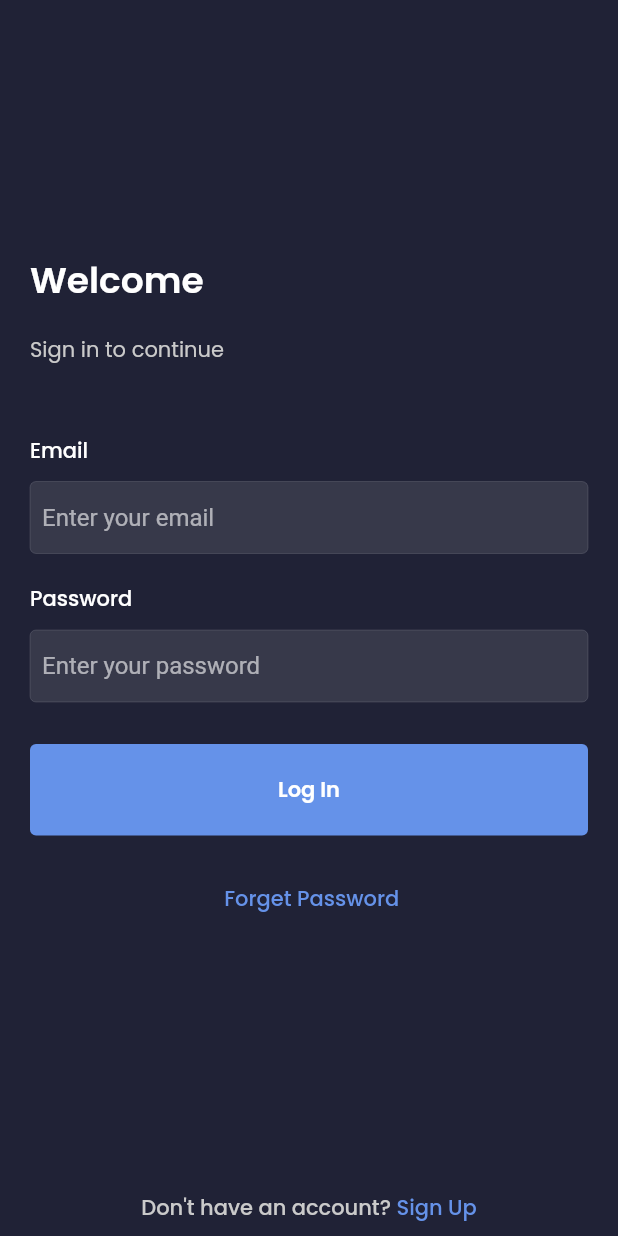
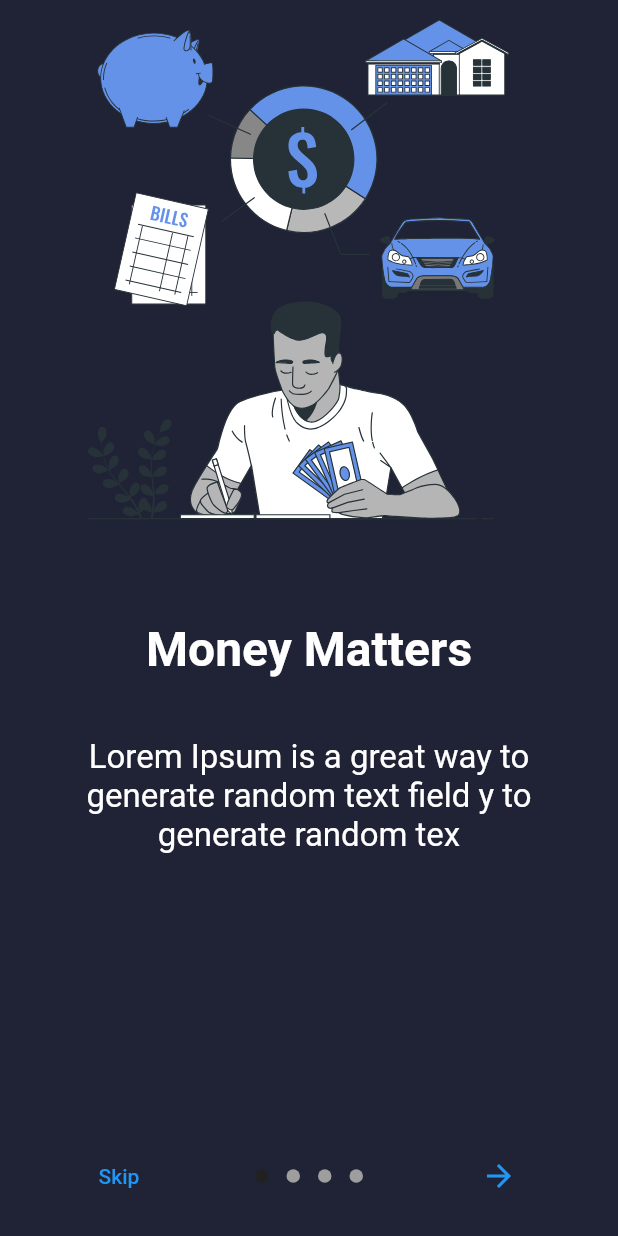
Before and after one commit to missionshrestha/Homestay, a Flutter app: the screen it shows after launch, on a phone screen of 412 x 824 dp. Run offline on Flutter 3.47's test engine with Material 2 defaults, Android fonts, the phone set to English and light mode, and no system bars; drawn by our look-alikes of introduction_screen; our stand-ins replace cloud_firestore, firebase_auth, firebase_core, firebase_storage, flutter_map, flutter_svg and 5 more; accounts and stored records are empty.

Commit message:
onboarding screen sort

```diff
--- a/lib/main.dart
+++ b/lib/main.dart
@@ -4,6 +4,7 @@ import 'package:flutter/material.dart';
 import 'package:homestay/providers/user_provider.dart';
 import 'package:homestay/screens/home_screen.dart';
 import 'package:homestay/screens/login_screen.dart';
+import 'package:homestay/screens/onboarding_page.dart';
 import 'package:homestay/screens/signup_screen.dart';
 import 'package:homestay/utils/colors.dart';
 import 'package:provider/provider.dart';
@@ -56,7 +57,7 @@ class MyApp extends StatelessWidget {
               );
             }
 
-            return const LoginScreen();
+            return const OnBoardingPage();
           }),
         ),
       ),
--- /dev/null
+++ b/lib/screens/onboarding_page.dart
@@ -0,0 +1,116 @@
+import 'package:flutter/material.dart';
+import 'package:homestay/screens/login_screen.dart';
+import 'package:introduction_screen/introduction_screen.dart';
+import 'package:flutter_svg/svg.dart';
+
+class OnBoardingPage extends StatelessWidget {
+  const OnBoardingPage({Key? key}) : super(key: key);
+
+  @override
+  Widget build(BuildContext context) {
+    return SafeArea(
+      child: SizedBox(
+        width: double.infinity,
+        child: IntroductionScreen(
+          isProgress: true,
+          pages: [
+            PageViewModel(
+              title: 'Money Matters',
+              body:
+                  'Lorem Ipsum is a great way to generate random text field y to generate random tex',
+              image: buildImage('assets/money.svg'),
+              decoration: getPageDecoration(),
+            ),
+            PageViewModel(
+              title: 'No Nasty Nutrients',
+              body: 'Lorem Ipsum is a great way to generate random text field',
+              image: buildImage('assets/food.svg'),
+              decoration: getPageDecoration(),
+            ),
+            PageViewModel(
+              title: 'Time is Trailing',
+              body: 'Lorem Ipsum is a great way to generate random text field',
+              image: buildImage('assets/time.svg'),
+              decoration: getPageDecoration(),
+            ),
+            PageViewModel(
+              title: 'You are ready! ',
+              body: 'Lorem Ipsum is a great way to generate random text field ',
+              image: buildImage1('assets/done.png'),
+              footer: ButtonTheme(
+                height: 50.0,
+                minWidth: 200,
+                child: ElevatedButton(
+                  onPressed: () {
+                    Navigator.pushReplacement<void, void>(
+                      context,
+                      MaterialPageRoute<void>(
+                        builder: (BuildContext context) => const LoginScreen(),
+                      ),
+                    );
+                  },
+                  child: const Text(
+                    "Continue",
+                    style: TextStyle(color: Colors.white, fontSize: 20),
+                  ),
+                ),
+              ),
+              decoration: getPageDecoration(),
+            )
+          ],
+          done: const Text(
+            'Continue',
+            style: TextStyle(fontWeight: FontWeight.bold),
+          ),
+          onDone: () {
+            Navigator.pushReplacement<void, void>(
+              context,
+              MaterialPageRoute<void>(
+                builder: (BuildContext context) => const LoginScreen(),
+              ),
+            );
+          },
+          showNextButton: true,
+          next: const Icon(Icons.arrow_forward),
+          showSkipButton: true,
+          skip: const Text('Skip'),
+          animationDuration: 500,
+        ),
+      ),
+    );
+  }
+}
+
+Widget buildImage(String path) {
+  return Center(
+    child: SvgPicture.asset(
+      path,
+      fit: BoxFit.fitHeight,
+    ),
+  );
+
+  // Text('hello'),
+}
+
+Widget buildImage1(String path) {
+  return Center(
+    child: Image.asset(
+      path,
+      width: 250,
+    ),
+  );
+}
+
+PageDecoration getPageDecoration() {
+  return PageDecoration(
+    titleTextStyle: const TextStyle(
+      fontSize: 32,
+      fontWeight: FontWeight.bold,
+    ),
+    bodyTextStyle: const TextStyle(
+      fontSize: 22,
+    ),
+    bodyPadding: const EdgeInsets.all(16).copyWith(bottom: 0),
+    pageColor: Color.fromRGBO(32, 34, 54, 1),
+  );
+}
--- a/pubspec.yaml
+++ b/pubspec.yaml
@@ -42,6 +42,8 @@ dependencies:
   booking_calendar: ^1.1.4
   json_annotation: ^4.6.0
   intl: ^0.17.0
+  flutter_svg: ^1.0.3
+  introduction_screen: ^3.0.0
   flutter:
     sdk: flutter
 
@@ -75,8 +77,8 @@ flutter:
   uses-material-design: true
 
   # To add assets to your application, add an assets section, like this:
-  # assets:
-  #   - images/a_dot_burr.jpeg
+  assets:
+    - assets/
   #   - images/a_dot_ham.jpeg
 
   # An image asset can refer to one or more resolution-specific "variants", see
```
Also changed, not shown: lib/screens/home.dart (+114 -2 lines), assets/done.png (added), assets/food.svg (added), assets/mission.png (added), assets/money.jpg (added), assets/money.svg (added), assets/nutrition.png (added), assets/time.jpg (added), assets/time.svg (added), pubspec.lock.
